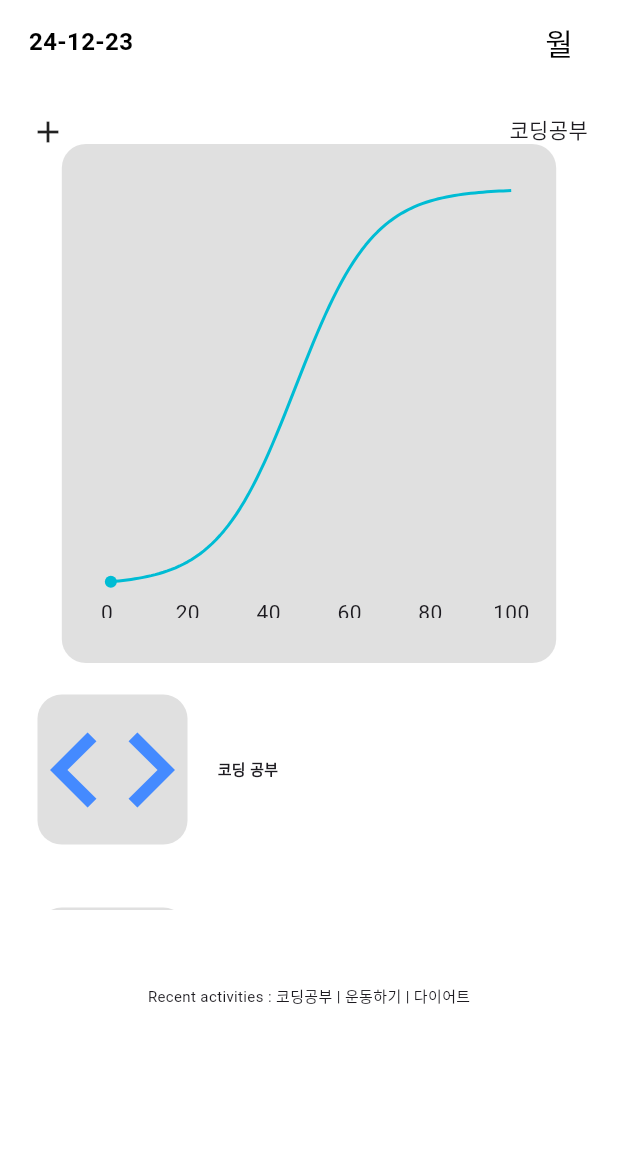
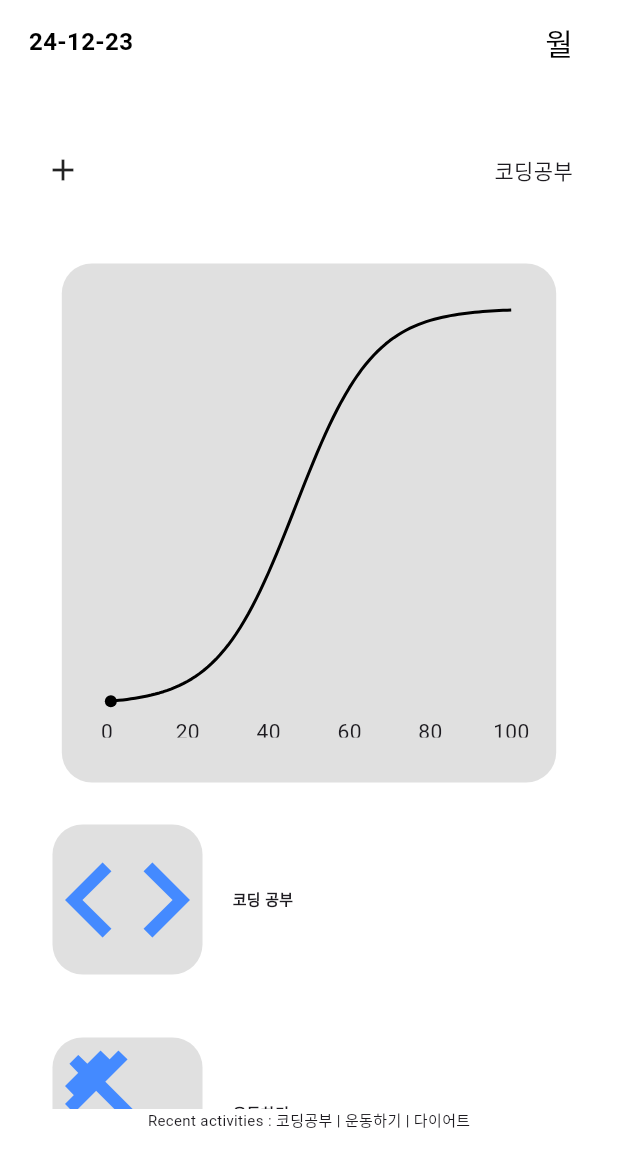
Before and after one commit to qoranreh/climb_leaf2, a Flutter app: the screen it shows after launch, after a tap on the "bar chart" icon, on a phone screen of 412 x 824 dp. Shown: the top 1167 px of the screen. Run offline on Flutter 3.47's test engine with Material 3 defaults, Android fonts, the phone set to English and light mode, and no system bars; drawn by our look-alikes of fl_chart; our stand-ins replace cloud_firestore, firebase_core, table_calendar; accounts and stored records are empty.

Commit message:
타임테이블 스크롤 컨트롤러추가, 그래프페이지 렌더링 해결

```diff
--- a/lib/graph_page.dart
+++ b/lib/graph_page.dart
@@ -42,28 +42,34 @@ class GraphPage extends StatelessWidget {
       ),
       body: Container(//마진용
 
-        margin: EdgeInsets.all(20),
+        margin: EdgeInsets.all(30),
         child: Column(
           children: [
-            Container(//Task와 addIcon
+            Expanded(
+              flex: 1,
+              child: Container(//Task와 addIcon
                 height: 20,
                 child: Row(
                   mainAxisAlignment: MainAxisAlignment.spaceBetween,
                 children: [Icon(Icons.add),Text("코딩공부")],
                 )
               ),
-            Align(
+            ),
+            Expanded(
+              flex: 7,
+              child: Align(
                 alignment: Alignment.bottomCenter,
                 child: Container(//그래프 그리는 상자
                   decoration: BoxDecoration(
                       color: Colors.black12,
-                    borderRadius: BorderRadius.circular(16)),
+                      borderRadius: BorderRadius.circular(20)),
                   width: MediaQuery.of(context).size.width * 0.8,
                   height: MediaQuery.of(context).size.height * 0.42,//그래프 상자 높이
                   // 그래프 크기
                   padding: const EdgeInsets.all(30),
                   child: LineChart(
                     LineChartData(
+
                       // 격자 표시 비활성화
                       gridData: FlGridData(
                         show: false, // 격자 표시 여부
@@ -96,7 +102,7 @@ class GraphPage extends StatelessWidget {
                                   100 / (1 + pow(2, 7 - 0.15 * xValue)); // y 계산
                               return FlSpot(xValue, yValue); // x와 y 값으로 FlSpot 생성
                             },
-                        ),
+                          ),color: Colors.black,
                           isCurved: false, // 직선 그래프
                           barWidth: 2, // 선 두께
                           dotData: FlDotData(
@@ -115,9 +121,11 @@ class GraphPage extends StatelessWidget {
                   ),
                 ),
               ),
-            Container(
-              height: MediaQuery.of(context).size.height * 0.2,
-              child: Expanded(
+            ),
+            Expanded(
+              flex: 4,
+              child: Container(
+                padding: EdgeInsets.fromLTRB(0, 7, 0, 0),
                 child: ListView.builder(
                   itemCount: items.length, // 항목 수
                   itemBuilder: (context, index) {
@@ -134,7 +142,7 @@ class GraphPage extends StatelessWidget {
                             ),
                             decoration: BoxDecoration(
                                 color: Colors.black12,
-                                borderRadius: BorderRadius.circular(16)),
+                                borderRadius: BorderRadius.circular(20)),
                           ),
                           const SizedBox(width: 20), //가로 사이 공간
                           Text(
@@ -151,11 +159,14 @@ class GraphPage extends StatelessWidget {
                 ),
               ),
             ),
-            Container(
-              padding: EdgeInsets.fromLTRB(0, 50, 0, 0),
+            Expanded(
+              flex: 1,
+              child: Container(
+                padding: EdgeInsets.fromLTRB(0, 0, 0, 0),
                 child: const Text(
                   "Recent activities : 코딩공부 | 운동하기 | 다이어트",
                   style: TextStyle(fontSize: 10),
+                ),
               ),
             ),
           ],
--- a/lib/timetable_page.dart
+++ b/lib/timetable_page.dart
@@ -19,6 +19,10 @@ class _TimetablePageState extends State<TimetablePage> {
   final int hoursInDay = 24; // 하루 시간
   final List<String> days = ['월', '화', '수', '목', '금', '토', '일']; // 요일
   late final PageController pageController;
+
+  final ScrollController hourScrollController = ScrollController(); // 시간별 스크롤 컨트롤러
+  int currentHour = DateTime.now().hour; // 현재 시간
+
 
   List<List<List<String>>> timetable =
       List.generate(7, (index) => List.generate(24, (i) => [])); // 일주일 데이터 저장
@@ -69,6 +73,14 @@ class _TimetablePageState extends State<TimetablePage> {
         initialPage: selectedDates.weekday - 1); // 현재 요일에 맞는 페이지로 초기화
     currentWeekKey = _getWeekKey(selectedDates); // 주 키 계산
     _loadWeekData(); // 현재 주 데이터 Firestore에서 로드
+
+    WidgetsBinding.instance.addPostFrameCallback((_){
+      hourScrollController.jumpTo(currentHour*50.0);//시간당 100픽셀 간격 (화면조정)
+    });
+
+    hourScrollController.addListener(() {
+      print("Current Scroll Offset: ${hourScrollController.offset}");
+    });
   }
 
   @override
@@ -383,7 +395,8 @@ class _TimetablePageState extends State<TimetablePage> {
                               }),
                               isCurved: false, // 직선 그래프
                               barWidth: 2,  // 선 색상
-                              dotData: FlDotData(show: false), // 점 숨김
+                              dotData: FlDotData(show: false),
+                                color: Colors.black // 점 숨김
                             ),
                           ],
                           minX: 0,
@@ -442,8 +455,10 @@ class _TimetablePageState extends State<TimetablePage> {
                 // 페이지 변경 이벤트 처리
                 itemBuilder: (context, dayIndex) {
                   return ListView.builder(
+                    controller: dayIndex==selectedDates.weekday-1?hourScrollController:null,
                     itemCount: hoursInDay,
                     itemBuilder: (context, hourIndex) {
+                      bool isCurrentHour = hourIndex == currentHour;
                       return GestureDetector(
                         onDoubleTap: () => addTask(dayIndex, hourIndex),
                         // 더블탭으로 작업 추가
@@ -452,6 +467,7 @@ class _TimetablePageState extends State<TimetablePage> {
                             Expanded(
                               flex:2,
                               child: Container(
+                                color: isCurrentHour ? Colors.red.withOpacity(0.2) : Colors.transparent,
 
                                 alignment: Alignment.center,
                                 child: Text(
```
Lines whose indentation alone changed are shown as unchanged.
